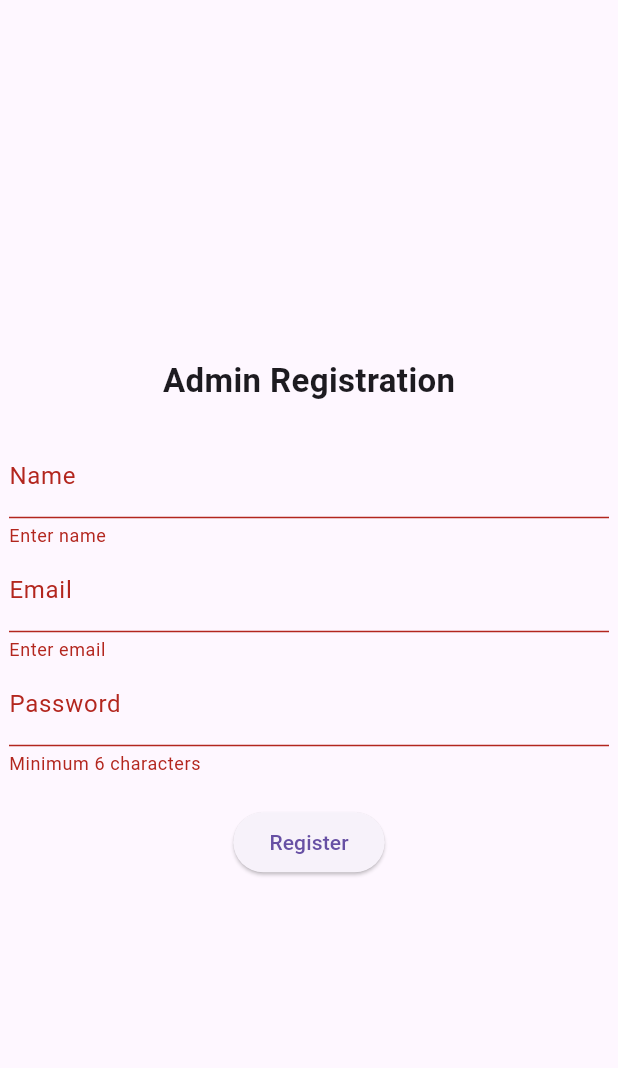
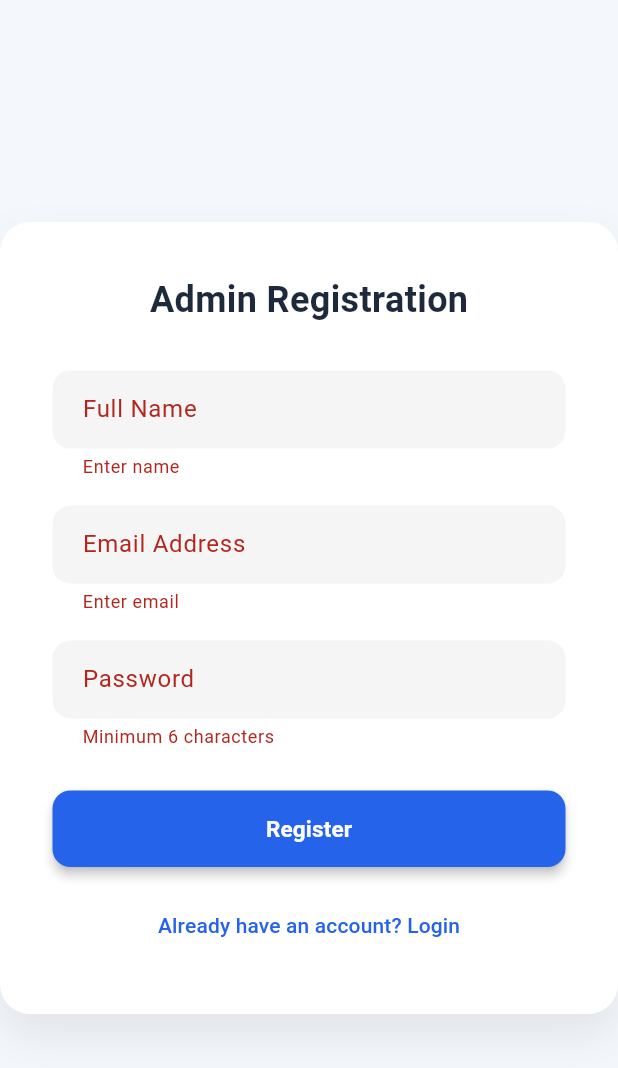
Before and after one commit to AaditAntony/Talent-Sphere-AI, a Flutter app: the AdminRegisterPage screen opened directly, after a tap on "Register", on a phone screen of 412 x 824 dp. Shown: the top 1068 px of the screen. Run offline on Flutter 3.47's test engine with Material 3 defaults, Android fonts, the phone set to English and light mode, and no system bars; our stand-ins replace cloud_firestore, file_picker, firebase_auth, firebase_core, fl_chart, image_picker; missing offline and left inert: flutter_pdfview; accounts and stored records are empty.

Commit message:
the code of the admin section is done

```diff
--- a/lib/Admin/admin_register_page.dart
+++ b/lib/Admin/admin_register_page.dart
@@ -1,7 +1,6 @@
 import 'package:flutter/material.dart';
 import 'package:firebase_auth/firebase_auth.dart';
 import 'package:cloud_firestore/cloud_firestore.dart';
-
 import 'admin_login.dart';
 
 class AdminRegisterPage extends StatefulWidget {
@@ -26,8 +25,8 @@ class _AdminRegisterPageState extends State<AdminRegisterPage> {
     setState(() => isLoading = true);
 
     try {
-      UserCredential userCredential =
-      await FirebaseAuth.instance.createUserWithEmailAndPassword(
+      UserCredential userCredential = await FirebaseAuth.instance
+          .createUserWithEmailAndPassword(
             email: emailController.text.trim(),
             password: passwordController.text.trim(),
           );
@@ -37,75 +36,156 @@ class _AdminRegisterPageState extends State<AdminRegisterPage> {
       await FirebaseFirestore.instance.collection('users').doc(uid).set({
         'name': nameController.text.trim(),
         'email': emailController.text.trim(),
-        'role': 'pending',       // default
-        'isApproved': false,     // default
+        'role': 'pending',
+        'isApproved': false,
         'createdAt': Timestamp.now(),
       });
 
       ScaffoldMessenger.of(context).showSnackBar(
         const SnackBar(
-          content: Text(
-              "Registered successfully. Waiting for admin approval."),
+          content: Text("Registered successfully. Waiting for admin approval."),
         ),
       );
 
       Navigator.pushReplacement(
         context,
-        MaterialPageRoute(
-          builder: (_) => const AdminLoginPage(),
-        ),
+        MaterialPageRoute(builder: (_) => const AdminLoginPage()),
       );
-
-
     } catch (e) {
-      ScaffoldMessenger.of(context)
-          .showSnackBar(SnackBar(content: Text(e.toString())));
+      ScaffoldMessenger.of(
+        context,
+      ).showSnackBar(SnackBar(content: Text(e.toString())));
     }
 
     setState(() => isLoading = false);
   }
 
+  InputDecoration inputDecoration(String label) {
+    return InputDecoration(
+      labelText: label,
+      filled: true,
+      fillColor: Colors.grey.shade100,
+      contentPadding: const EdgeInsets.symmetric(horizontal: 16, vertical: 14),
+      border: OutlineInputBorder(
+        borderRadius: BorderRadius.circular(12),
+        borderSide: BorderSide.none,
+      ),
+      focusedBorder: OutlineInputBorder(
+        borderRadius: BorderRadius.circular(12),
+        borderSide: const BorderSide(color: Color(0xFF2563EB), width: 1.5),
+      ),
+    );
+  }
+
   @override
   Widget build(BuildContext context) {
     return Scaffold(
+      backgroundColor: const Color(0xFFF4F7FC),
       body: Center(
-        child: SizedBox(
-          width: 400,
+        child: Container(
+          width: 420,
+          padding: const EdgeInsets.all(35),
+          decoration: BoxDecoration(
+            color: Colors.white,
+            borderRadius: BorderRadius.circular(20),
+            boxShadow: [
+              BoxShadow(
+                blurRadius: 25,
+                offset: const Offset(0, 15),
+                color: Colors.black.withOpacity(0.08),
+              ),
+            ],
+          ),
           child: Form(
             key: _formKey,
             child: Column(
-              mainAxisAlignment: MainAxisAlignment.center,
+              mainAxisSize: MainAxisSize.min,
               children: [
                 const Text(
                   "Admin Registration",
-                  style: TextStyle(fontSize: 22, fontWeight: FontWeight.bold),
+                  style: TextStyle(
+                    fontSize: 24,
+                    fontWeight: FontWeight.w600,
+                    color: Color(0xFF1E293B),
                   ),
-                const SizedBox(height: 20),
+                ),
+
+                const SizedBox(height: 30),
+
                 TextFormField(
                   controller: nameController,
-                  decoration: const InputDecoration(labelText: "Name"),
-                  validator: (value) =>
-                  value!.isEmpty ? "Enter name" : null,
+                  decoration: inputDecoration("Full Name"),
+                  validator: (value) => value!.isEmpty ? "Enter name" : null,
                 ),
+
+                const SizedBox(height: 18),
+
                 TextFormField(
                   controller: emailController,
-                  decoration: const InputDecoration(labelText: "Email"),
-                  validator: (value) =>
-                  value!.isEmpty ? "Enter email" : null,
+                  decoration: inputDecoration("Email Address"),
+                  validator: (value) => value!.isEmpty ? "Enter email" : null,
                 ),
+
+                const SizedBox(height: 18),
+
                 TextFormField(
                   controller: passwordController,
-                  decoration: const InputDecoration(labelText: "Password"),
+                  decoration: inputDecoration("Password"),
                   obscureText: true,
                   validator: (value) =>
                       value!.length < 6 ? "Minimum 6 characters" : null,
                 ),
-                const SizedBox(height: 20),
-                ElevatedButton(
+
+                const SizedBox(height: 28),
+
+                SizedBox(
+                  width: double.infinity,
+                  child: ElevatedButton(
+                    style: ElevatedButton.styleFrom(
+                      backgroundColor: const Color(0xFF2563EB),
+                      padding: const EdgeInsets.symmetric(vertical: 15),
+                      shape: RoundedRectangleBorder(
+                        borderRadius: BorderRadius.circular(12),
+                      ),
+                      elevation: 3,
+                    ),
                     onPressed: isLoading ? null : registerAdmin,
                     child: isLoading
-                      ? const CircularProgressIndicator()
-                      : const Text("Register"),
+                        ? const SizedBox(
+                            height: 18,
+                            width: 18,
+                            child: CircularProgressIndicator(
+                              strokeWidth: 2,
+                              color: Colors.white,
+                            ),
+                          )
+                        : const Text(
+                            "Register",
+                            style: TextStyle(
+                              color: Colors.white,
+                              fontWeight: FontWeight.w600,
+                              fontSize: 15,
+                            ),
+                          ),
+                  ),
+                ),
+
+                const SizedBox(height: 15),
+
+                TextButton(
+                  onPressed: () {
+                    Navigator.pushReplacement(
+                      context,
+                      MaterialPageRoute(builder: (_) => const AdminLoginPage()),
+                    );
+                  },
+                  child: const Text(
+                    "Already have an account? Login",
+                    style: TextStyle(
+                      color: Color(0xFF2563EB),
+                      fontWeight: FontWeight.w500,
+                    ),
+                  ),
                 ),
               ],
             ),
```
Lines whose indentation alone changed are shown as unchanged.
